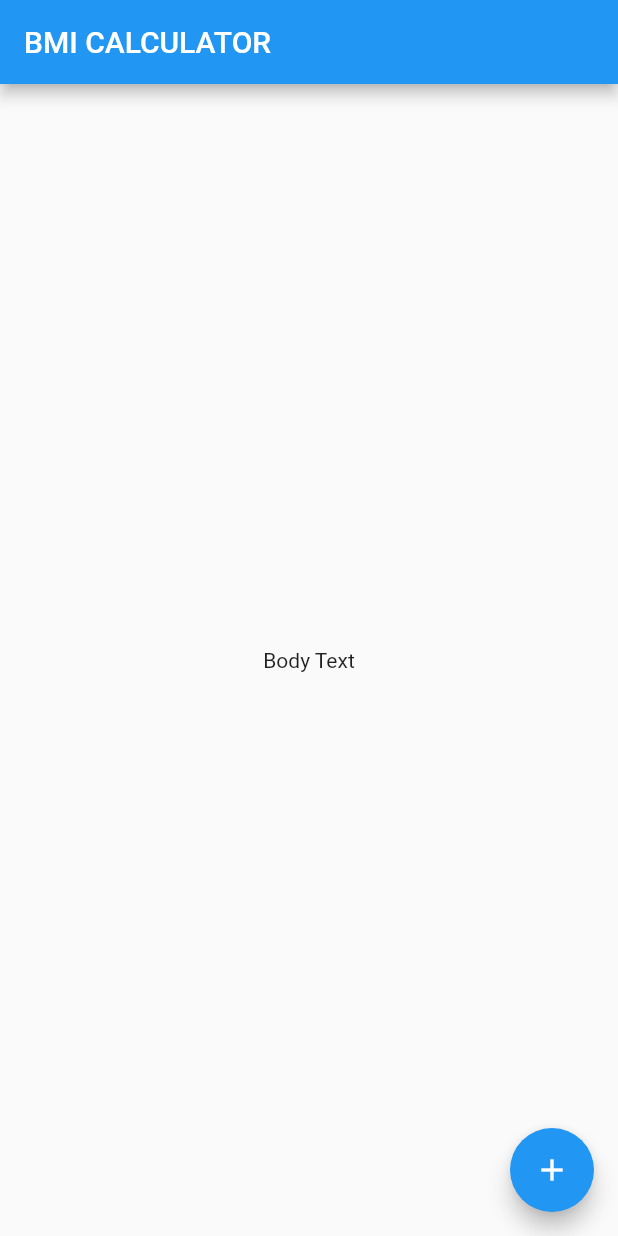
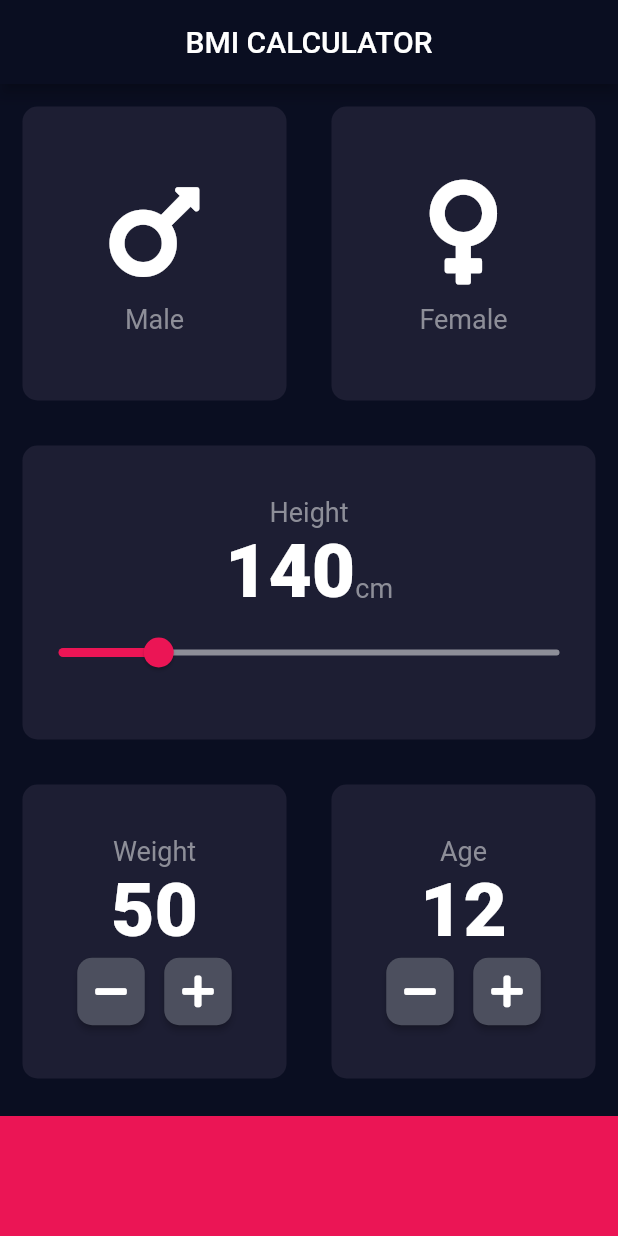
Before and after one commit to TuxMiester/Flutter_AppDev, a Flutter app: the screen it shows after launch, on a phone screen of 412 x 824 dp. Run offline on Flutter 3.47's test engine with Material 2 defaults, Android fonts, the light colour scheme and no system bars; our stand-ins replace audioplayers, font_awesome_flutter.

Commit message:
Still_Working

```diff
--- /dev/null
+++ b/Navigation-Flutter-Demo/lib/main.dart
@@ -0,0 +1,13 @@
+import 'package:flutter/material.dart';
+import 'screen1.dart';
+
+void main() => runApp(MyApp());
+
+class MyApp extends StatelessWidget {
+  @override
+  Widget build(BuildContext context) {
+    return MaterialApp(
+      home: Screen1(),
+    );
+  }
+}
--- /dev/null
+++ b/Navigation-Flutter-Demo/lib/screen0.dart
@@ -0,0 +1,33 @@
+import 'package:flutter/material.dart';
+
+class Screen0 extends StatelessWidget {
+  @override
+  Widget build(BuildContext context) {
+    return Scaffold(
+      appBar: AppBar(
+        backgroundColor: Colors.purple,
+        title: Text('Screen 0'),
+      ),
+      body: Center(
+        child: Column(
+          children: <Widget>[
+            RaisedButton(
+              color: Colors.red,
+              child: Text('Go To Screen 1'),
+              onPressed: () {
+                //Navigate to Screen 1
+              },
+            ),
+            RaisedButton(
+              color: Colors.blue,
+              child: Text('Go To Screen 2'),
+              onPressed: () {
+                //Navigate to Screen 2
+              },
+            ),
+          ],
+        ),
+      ),
+    );
+  }
+}
--- /dev/null
+++ b/Navigation-Flutter-Demo/lib/screen1.dart
@@ -0,0 +1,20 @@
+import 'package:flutter/material.dart';
+
+class Screen1 extends StatelessWidget {
+  @override
+  Widget build(BuildContext context) {
+    return Scaffold(
+      appBar: AppBar(
+        backgroundColor: Colors.red,
+        title: Text('Screen 1'),
+      ),
+      body: Center(
+        child: RaisedButton(
+          color: Colors.red,
+          child: Text('Go Forwards To Screen 2'),
+          onPressed: () {},
+        ),
+      ),
+    );
+  }
+}
--- /dev/null
+++ b/Navigation-Flutter-Demo/lib/screen2.dart
@@ -0,0 +1,20 @@
+import 'package:flutter/material.dart';
+
+class Screen2 extends StatelessWidget {
+  @override
+  Widget build(BuildContext context) {
+    return Scaffold(
+      appBar: AppBar(
+        backgroundColor: Colors.blue,
+        title: Text('Screen 2'),
+      ),
+      body: Center(
+        child: RaisedButton(
+          color: Colors.blue,
+          child: Text('Go Back To Screen 1'),
+          onPressed: () {},
+        ),
+      ),
+    );
+  }
+}
--- /dev/null
+++ b/bmi-calculator-flutter/lib/constants.dart
@@ -0,0 +1,15 @@
+import 'package:flutter/material.dart';
+
+const kBottomBoxHeight = 80.0;
+const kActiveCardColour = Color(0xFF1D1E33);
+const kBottomContainerColour = Color(0xFFEB1555);
+const kinactiveColour = Color(0xFF1D1E33);
+const kactiveColour = Color(0xFF111328);
+const kNumberTextStyle = TextStyle(
+  fontSize: 50.0,
+  fontWeight: FontWeight.w900,
+);
+const kLabelTextStyle = TextStyle(
+  fontSize: 18.0,
+  color: Color(0xFF8D8E98),
+);
--- /dev/null
+++ b/bmi-calculator-flutter/lib/icon_content.dart
@@ -0,0 +1,27 @@
+import 'package:flutter/material.dart';
+import 'constants.dart';
+
+class IconContent extends StatelessWidget {
+  IconContent({this.label, this.icon});
+  final String label;
+  final IconData icon;
+  @override
+  Widget build(BuildContext context) {
+    return Column(
+      mainAxisAlignment: MainAxisAlignment.center,
+      children: [
+        Icon(
+          icon,
+          size: 80.0,
+        ),
+        SizedBox(
+          height: 8.0,
+        ),
+        Text(
+          label,
+          style: kLabelTextStyle,
+        )
+      ],
+    );
+  }
+}
--- /dev/null
+++ b/bmi-calculator-flutter/lib/input_page.dart
@@ -0,0 +1,229 @@
+// ignore_for_file: deprecated_member_use
+import 'icon_content.dart';
+import 'reusable_card.dart';
+import 'package:flutter/material.dart';
+import 'package:font_awesome_flutter/font_awesome_flutter.dart';
+import 'constants.dart';
+
+enum Gender {
+  male,
+  female,
+}
+
+class InputPage extends StatefulWidget {
+  @override
+  _InputPageState createState() => _InputPageState();
+}
+
+class _InputPageState extends State<InputPage> {
+  Gender selectedGender;
+  int height = 140;
+  int age = 12;
+  int weight = 50;
+  @override
+  Widget build(BuildContext context) {
+    return Scaffold(
+      appBar: AppBar(
+        backgroundColor: Color(0xFF0A0E21),
+        title: Center(
+          child: Text('BMI CALCULATOR'),
+        ),
+      ),
+      body: Column(
+        crossAxisAlignment: CrossAxisAlignment.stretch,
+        children: [
+          Expanded(
+            child: Row(
+              children: [
+                Expanded(
+                  child: ReusableCard(
+                    onPress: () {
+                      setState(() {
+                        selectedGender = Gender.male;
+                      });
+                    },
+                    colour: selectedGender == Gender.male
+                        ? kactiveColour
+                        : kinactiveColour,
+                    cardChild: IconContent(
+                      label: 'Male',
+                      icon: FontAwesomeIcons.mars,
+                    ),
+                  ),
+                ),
+                Expanded(
+                  child: ReusableCard(
+                    onPress: () {
+                      setState(() {
+                        selectedGender = Gender.female;
+                      });
+                    },
+                    colour: selectedGender == Gender.female
+                        ? kactiveColour
+                        : kinactiveColour,
+                    cardChild: IconContent(
+                      label: 'Female',
+                      icon: FontAwesomeIcons.venus,
+                    ),
+                  ),
+                ),
+              ],
+            ),
+          ),
+          Expanded(
+            child: ReusableCard(
+              colour: kActiveCardColour,
+              cardChild: Column(
+                mainAxisAlignment: MainAxisAlignment.center,
+                children: [
+                  Text(
+                    'Height',
+                    style: kLabelTextStyle,
+                  ),
+                  Center(
+                    child: Row(
+                      mainAxisAlignment: MainAxisAlignment.center,
+                      crossAxisAlignment: CrossAxisAlignment.baseline,
+                      textBaseline: TextBaseline.alphabetic,
+                      children: [
+                        Text(
+                          height.toString(),
+                          style: kNumberTextStyle,
+                        ),
+                        Text(
+                          'cm',
+                          style: kLabelTextStyle,
+                        ),
+                      ],
+                    ),
+                  ),
+                  Slider(
+                    value: height.toDouble(),
+                    min: 120,
+                    max: 220,
+                    activeColor: Color(0xFFEB1555),
+                    inactiveColor: Color(0xFF8D8E98),
+                    onChanged: (double newValue) {
+                      setState(() {
+                        height = newValue.round();
+                      });
+                    },
+                  ),
+                ],
+              ),
+            ),
+          ),
+          Expanded(
+            child: Row(
+              children: [
+                Expanded(
+                  child: ReusableCard(
+                    colour: kActiveCardColour,
+                    cardChild: Column(
+                      mainAxisAlignment: MainAxisAlignment.center,
+                      children: [
+                        Text(
+                          'Weight',
+                          style: kLabelTextStyle,
+                        ),
+                        Text(
+                          weight.toString(),
+                          style: kNumberTextStyle,
+                        ),
+                        Row(
+                          mainAxisAlignment: MainAxisAlignment.center,
+                          children: [
+                            RoundIconButton(
+                                icon: FontAwesomeIcons.minus,
+                                onPressed: () {
+                                  setState(() {
+                                    weight--;
+                                  });
+                                }),
+                            SizedBox(width: 10.0),
+                            RoundIconButton(
+                              icon: FontAwesomeIcons.plus,
+                              onPressed: () {
+                                setState(() {
+                                  weight++;
+                                });
+                              },
+                            ),
+                          ],
+                        ),
+                      ],
+                    ),
+                  ),
+                ),
+                Expanded(
+                  child: ReusableCard(
+                    colour: kActiveCardColour,
+                    cardChild: Column(
+                      mainAxisAlignment: MainAxisAlignment.center,
+                      children: [
+                        Text(
+                          'Age',
+                          style: kLabelTextStyle,
+                        ),
+                        Text(
+                          age.toString(),
+                          style: kNumberTextStyle,
+                        ),
+                        Row(
+                          mainAxisAlignment: MainAxisAlignment.center,
+                          children: [
+                            RoundIconButton(
+                                icon: FontAwesomeIcons.minus,
+                                onPressed: () {
+                                  setState(() {
+                                    age--;
+                                  });
+                                }),
+                            SizedBox(width: 10.0),
+                            RoundIconButton(
+                              icon: FontAwesomeIcons.plus,
+                              onPressed: () {
+                                setState(() {
+                                  age++;
+                                });
+                              },
+                            ),
+                          ],
+                        )
+                      ],
+                    ),
+                  ),
+                ),
+              ],
+            ),
+          ),
+          Container(
+            color: kBottomContainerColour,
+            margin: EdgeInsets.only(top: 10.0),
+            height: kBottomBoxHeight,
+            width: double.infinity,
+          ),
+        ],
+      ),
+    );
+  }
+}
+
+class RoundIconButton extends StatelessWidget {
+  RoundIconButton({@required this.icon, @required this.onPressed});
+  final IconData icon;
+  final Function onPressed;
+  @override
+  Widget build(BuildContext context) {
+    return RawMaterialButton(
+      child: Icon(icon),
+      onPressed: onPressed,
+      shape: RoundedRectangleBorder(borderRadius: BorderRadius.circular(10.0)),
+      constraints: BoxConstraints.tightFor(
+        height: 45.0,
+        width: 45.0,
+      ),
+      fillColor: Color(0xFF4C4F5E),
+    );
+  }
+}
--- a/bmi-calculator-flutter/lib/main.dart
+++ b/bmi-calculator-flutter/lib/main.dart
@@ -1,3 +1,5 @@
+// ignore_for_file: deprecated_member_use
+import 'input_page.dart';
 import 'package:flutter/material.dart';
 
 void main() => runApp(BMICalculator());
@@ -6,29 +8,16 @@ class BMICalculator extends StatelessWidget {
   @override
   Widget build(BuildContext context) {
     return MaterialApp(
+      debugShowCheckedModeBanner: false,
+      theme: ThemeData.dark().copyWith(
+          primaryColor: Color(0xFF0A0E21),
+          scaffoldBackgroundColor: Color(0xFF0A0E21),
+          textTheme: TextTheme(
+            bodyText1: TextStyle(
+              color: Colors.white,
+            ),
+          )),
       home: InputPage(),
     );
   }
 }
-
-class InputPage extends StatefulWidget {
-  @override
-  _InputPageState createState() => _InputPageState();
-}
-
-class _InputPageState extends State<InputPage> {
-  @override
-  Widget build(BuildContext context) {
-    return Scaffold(
-      appBar: AppBar(
-        title: Text('BMI CALCULATOR'),
-      ),
-      body: Center(
-        child: Text('Body Text'),
-      ),
-      floatingActionButton: FloatingActionButton(
-        child: Icon(Icons.add),
-      ),
-    );
-  }
-}
--- /dev/null
+++ b/bmi-calculator-flutter/lib/reusable_card.dart
@@ -0,0 +1,24 @@
+import 'package:flutter/material.dart';
+
+class ReusableCard extends StatelessWidget {
+  ReusableCard({@required this.colour, this.cardChild, this.onPress});
+
+  final Color colour;
+  final cardChild;
+  final Function onPress;
+
+  @override
+  Widget build(BuildContext context) {
+    return GestureDetector(
+      onTap: onPress,
+      child: Container(
+        margin: EdgeInsets.all(15.0),
+        decoration: BoxDecoration(
+          color: colour,
+          borderRadius: BorderRadius.circular(10.0),
+        ),
+        child: cardChild,
+      ),
+    );
+  }
+}
--- a/bmi-calculator-flutter/pubspec.yaml
+++ b/bmi-calculator-flutter/pubspec.yaml
@@ -11,7 +11,7 @@ dependencies:
     sdk: flutter
 
   cupertino_icons: ^0.1.2
-
+  font_awesome_flutter: ^9.2.0
 dev_dependencies:
   flutter_test:
     sdk: flutter
```
Also changed, not shown: Navigation-Flutter-Demo/pubspec.yaml (added, +72 -0 lines), Navigation-Flutter-Demo/pubspec.lock (added), 56 other files.
